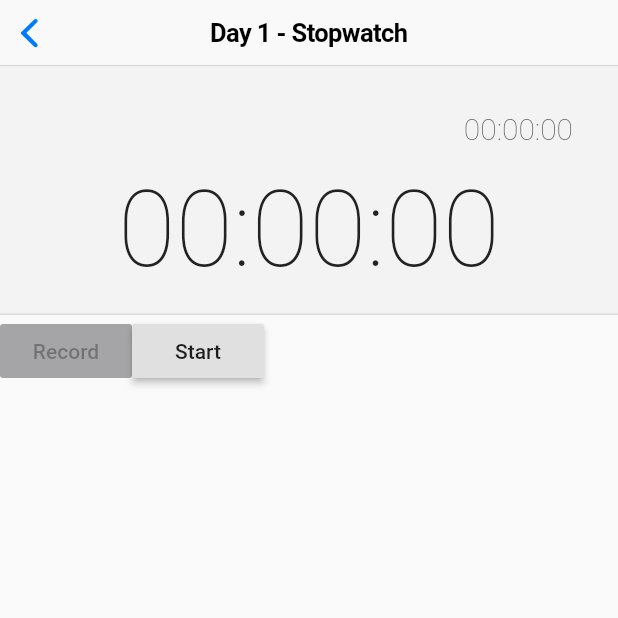
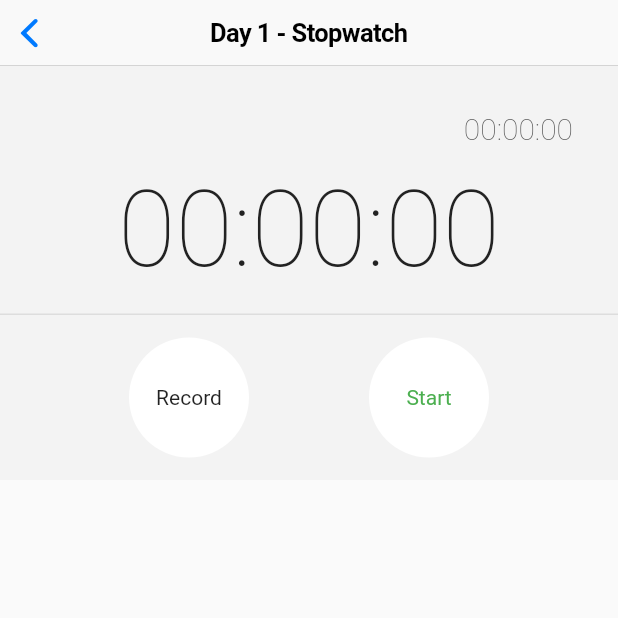
Before and after one commit to karan-rawal/30-days-flutter-challenge, a Flutter app: the Day1 screen opened by its route, on a phone screen of 412 x 824 dp, the top half of it. Run offline on Flutter 3.47's test engine with Material 2 defaults, Android fonts, the phone set to English and light mode, and no system bars; Roboto replaces fonts that are missing (RobotoMono).

Commit message:
Styled watch controls.

```diff
--- a/thirty_days_of_flutter/lib/days/day1/day1.dart
+++ b/thirty_days_of_flutter/lib/days/day1/day1.dart
@@ -112,8 +112,7 @@ class WatchTimers extends StatelessWidget {
     return Container(
       decoration: BoxDecoration(
           color: Color(0xFFF3F3F3),
-        border: Border(bottom: BorderSide(color: Color(0xFFDDDDDD)))
-      ),
+          border: Border(bottom: BorderSide(color: Color(0xFFDDDDDD)))),
       padding: EdgeInsets.only(bottom: 15),
       child: Column(
         children: <Widget>[
@@ -166,21 +165,60 @@ class WatchControls extends StatelessWidget {
   @override
   Widget build(BuildContext context) {
     String startButtonText = hasStarted ? 'Stop' : 'Start';
+    Color startButtonColor = hasStarted ? Colors.red : Colors.green;
     Function onStartCallback =
         hasStarted ? this.onStopPress : this.onStartPress;
     Function recordPress = hasStarted ? onRecordPress : null;
 
-    return Row(
+    return Container(
+      padding: EdgeInsets.symmetric(horizontal: 50, vertical: 15),
+      decoration: BoxDecoration(
+        color: Color(0xFFF3F3F3),
+      ),
+      child: Row(
+        mainAxisAlignment: MainAxisAlignment.center,
         children: <Widget>[
-        RaisedButton(
+          Material(
+            shape: CircleBorder(),
+            color: Colors.white,
+            child: InkWell(
+              borderRadius: BorderRadius.circular(100),
+              onTap: recordPress,
+              child: Container(
+                alignment: Alignment.center,
+                width: 80,
+                height: 80,
+                decoration: BoxDecoration(
+                  shape: BoxShape.circle,
+                ),
                 child: Text('Record'),
-          onPressed: recordPress,
               ),
-        RaisedButton(
-          child: Text(startButtonText),
-          onPressed: onStartCallback,
+            ),
+          ),
+          SizedBox(
+            width: 80,
+          ),
+          Material(
+            shape: CircleBorder(),
+            color: Colors.white,
+            child: InkWell(
+              borderRadius: BorderRadius.circular(100),
+              onTap: onStartCallback,
+              child: Container(
+                alignment: Alignment.center,
+                width: 80,
+                height: 80,
+                decoration: BoxDecoration(
+                  shape: BoxShape.circle,
+                ),
+                child: Text(startButtonText, style: TextStyle(
+                  color: startButtonColor,
+                ),),
+              ),
+            ),
           ),
         ],
+      ),
     );
   }
 }
```
Lines whose indentation alone changed are shown as unchanged.
